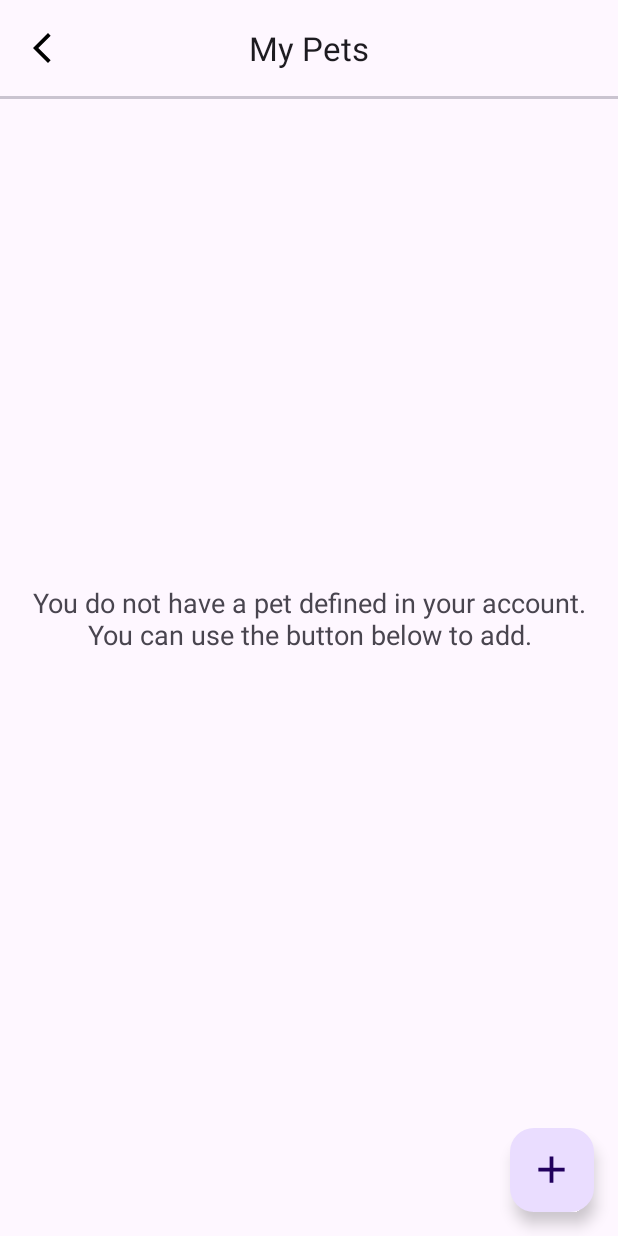
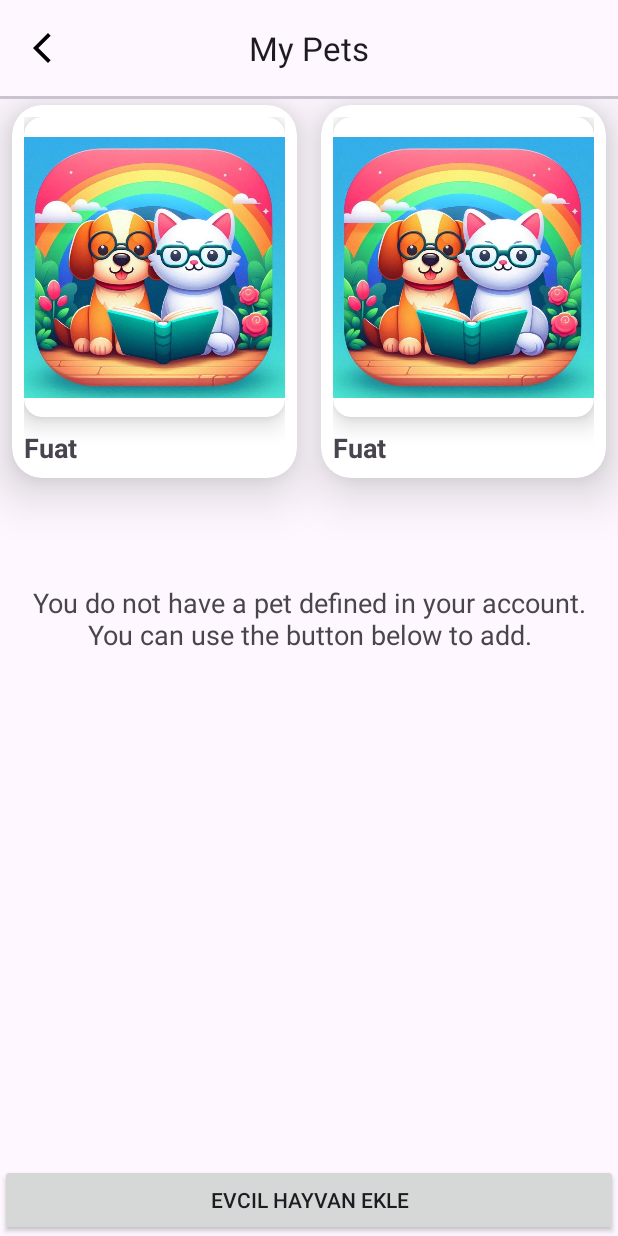
Before and after one commit to izmirsoftware/PetsMatch, an Android app: the EntryForCreateFragment screen opened through its navigation route, on a phone screen of 412 x 824 dp. Run offline under Robolectric (Android 15) with nearby library versions, the phone set to English and light mode, and no system bars; our stand-ins replace Dagger/Hilt's generated code, data binding, navigation-ui; pictures from the network do not load.

```diff
--- /dev/null
+++ b/app/src/main/java/com/izmirsoftware/petsmatch/adapter/PetAdapter.kt
@@ -0,0 +1,72 @@
+package com.izmirsoftware.petsmatch.adapter
+
+import android.view.LayoutInflater
+import android.view.ViewGroup
+import androidx.navigation.Navigation
+import androidx.recyclerview.widget.AsyncListDiffer
+import androidx.recyclerview.widget.DiffUtil
+import androidx.recyclerview.widget.RecyclerView
+import com.bumptech.glide.Glide
+import com.izmirsoftware.petsmatch.R
+import com.izmirsoftware.petsmatch.databinding.CardPetBinding
+import com.izmirsoftware.petsmatch.databinding.CardPetItemBinding
+import com.izmirsoftware.petsmatch.model.Pet
+import com.izmirsoftware.petsmatch.model.PetCardModel
+import com.izmirsoftware.petsmatch.view.home.EntryForCreateFragmentDirections
+import java.text.SimpleDateFormat
+import java.util.Locale
+
+class PetAdapter : RecyclerView.Adapter<PetAdapter.ViewHolder>() {
+    private val diffUtil = object : DiffUtil.ItemCallback<Pet>() {
+        override fun areItemsTheSame(oldItem: Pet, newItem: Pet): Boolean {
+            return oldItem.id == newItem.id
+        }
+
+        override fun areContentsTheSame(oldItem: Pet, newItem: Pet): Boolean {
+            return oldItem == newItem
+        }
+    }
+
+    private val asyncListDiffer = AsyncListDiffer(
+        this,
+        diffUtil
+    )
+
+    var petCardList: List<Pet>
+        get() = asyncListDiffer.currentList
+        set(value) = asyncListDiffer.submitList(value)
+
+    inner class ViewHolder(val binding: CardPetBinding) : RecyclerView.ViewHolder(binding.root)
+
+    override fun onCreateViewHolder(parent: ViewGroup, viewType: Int): ViewHolder {
+        val binding = CardPetBinding.inflate(
+            LayoutInflater.from(parent.context),
+            parent,
+            false
+        )
+        return ViewHolder(binding)
+    }
+
+    override fun getItemCount(): Int {
+        return petCardList.size
+    }
+
+    override fun onBindViewHolder(holder: ViewHolder, position: Int) {
+        val pet = petCardList[position]
+
+        with(holder.binding) {
+            textTitle.text = pet.name
+            holder.itemView.setOnClickListener{
+               if (pet.id != null){
+                   val action = EntryForCreateFragmentDirections.actionEntryForCreateFragmentToCreatePostFragment(pet.id!!)
+                   Navigation.findNavController(it).navigate(action)
+               }
+            }
+            Glide.with(holder.itemView)
+                .load(pet.profileImage)
+                .placeholder(R.drawable.placeholder)
+                .centerCrop()
+                .into(imagePetProfile)
+        }
+    }
+}
--- a/app/src/main/java/com/izmirsoftware/petsmatch/view/home/EntryForCreateFragment.kt
+++ b/app/src/main/java/com/izmirsoftware/petsmatch/view/home/EntryForCreateFragment.kt
@@ -6,7 +6,10 @@ import android.view.View
 import android.view.ViewGroup
 import androidx.fragment.app.Fragment
 import androidx.fragment.app.viewModels
+import androidx.lifecycle.LifecycleOwner
 import androidx.navigation.Navigation
+import com.izmirsoftware.petsmatch.adapter.AdapterPetCard
+import com.izmirsoftware.petsmatch.adapter.PetAdapter
 import com.izmirsoftware.petsmatch.databinding.FragmentEntryForCreateBinding
 import com.izmirsoftware.petsmatch.util.hideBottomNavigation
 import com.izmirsoftware.petsmatch.util.showBottomNavigation
@@ -18,6 +21,7 @@ class EntryForCreateFragment : Fragment() {
     private val viewModel: EntryForCreateViewModel by viewModels()
     private var _binding: FragmentEntryForCreateBinding? = null
     private val binding get() = _binding!!
+    private val adapter = PetAdapter()
 
     override fun onCreateView(
         inflater: LayoutInflater, container: ViewGroup?,
@@ -27,8 +31,20 @@ class EntryForCreateFragment : Fragment() {
         val root: View = binding.root
 
         setOnClickItems()
+        viewModel.createPetCardModels()
+        binding.rvEntryCreate.adapter = adapter
 
         return root
+    }
+
+    override fun onViewCreated(view: View, savedInstanceState: Bundle?) {
+        super.onViewCreated(view, savedInstanceState)
+        observeLiveData()
+    }
+    private fun observeLiveData() {
+        viewModel.petCardModel.observe(viewLifecycleOwner) {
+            adapter.petCardList = it.toList()
+        }
     }
 
     private fun setOnClickItems() {
@@ -40,8 +56,7 @@ class EntryForCreateFragment : Fragment() {
     }
 
     private fun gotoCreatePetPage1(view: View) {
-        val direction =
-            EntryForCreateFragmentDirections.actionEntryForCreateFragmentToCreatePetPage1Fragment()
+        val direction = EntryForCreateFragmentDirections.actionEntryForCreateFragmentToCreatePetPage1Fragment()
         Navigation.findNavController(view).navigate(direction)
     }
 
--- a/app/src/main/java/com/izmirsoftware/petsmatch/view/login/LoginFragment.kt
+++ b/app/src/main/java/com/izmirsoftware/petsmatch/view/login/LoginFragment.kt
@@ -15,8 +15,6 @@ import androidx.navigation.fragment.findNavController
 import com.google.android.gms.auth.api.signin.GoogleSignIn
 import com.google.android.gms.auth.api.signin.GoogleSignInClient
 import com.google.android.gms.common.api.ApiException
-import com.izmirsoftware.petsmatch.view.MainActivity
-
 import com.izmirsoftware.petsmatch.databinding.FragmentLoginBinding
 import com.izmirsoftware.petsmatch.util.Status
 import com.izmirsoftware.petsmatch.util.startLoadingProcess
--- a/app/src/main/java/com/izmirsoftware/petsmatch/viewmodel/home/EntryForCreateViewModel.kt
+++ b/app/src/main/java/com/izmirsoftware/petsmatch/viewmodel/home/EntryForCreateViewModel.kt
@@ -1,8 +1,18 @@
 package com.izmirsoftware.petsmatch.viewmodel.home
 
+import androidx.lifecycle.LiveData
+import androidx.lifecycle.MutableLiveData
 import androidx.lifecycle.ViewModel
+import com.izmirsoftware.petsmatch.model.Comments
+import com.izmirsoftware.petsmatch.model.Location
+import com.izmirsoftware.petsmatch.model.Owner
+import com.izmirsoftware.petsmatch.model.Pet
+import com.izmirsoftware.petsmatch.model.PetCardModel
+import com.izmirsoftware.petsmatch.model.PetPost
 import com.izmirsoftware.petsmatch.viewmodel.BaseViewModel
 import dagger.hilt.android.lifecycle.HiltViewModel
+import java.util.Date
+import java.util.UUID
 import javax.inject.Inject
 
 @HiltViewModel
@@ -11,5 +21,18 @@ class EntryForCreateViewModel
 constructor(
 
 ) : BaseViewModel() {
-    // TODO: Implement the ViewModel
+    val petCardModel: LiveData<List<Pet>> = MutableLiveData()
+
+    fun createPetCardModels() {
+
+        val pet = Pet()
+        pet.profileImage = "https://cdn1.ntv.com.tr/gorsel/xXM8GccvjkmZxggiDVHP5g.jpg"
+        pet.name = "Fuat"
+        pet.id = UUID.randomUUID().toString()
+
+        petCardModel.mutable.value = listOf(
+            pet,
+            pet
+        )
+    }
 }
--- /dev/null
+++ b/app/src/main/res/layout/card_pet.xml
@@ -0,0 +1,49 @@
+<?xml version="1.0" encoding="utf-8"?>
+<androidx.cardview.widget.CardView xmlns:android="http://schemas.android.com/apk/res/android"
+    xmlns:app="http://schemas.android.com/apk/res-auto"
+    xmlns:tools="http://schemas.android.com/tools"
+    android:layout_width="match_parent"
+    android:layout_height="wrap_content"
+    android:layout_marginHorizontal="8dp"
+    android:layout_marginVertical="4dp"
+    app:cardCornerRadius="20dp"
+    app:cardElevation="20dp">
+
+    <androidx.constraintlayout.widget.ConstraintLayout
+        android:layout_width="match_parent"
+        android:layout_height="wrap_content"
+        android:padding="8dp">
+
+        <androidx.cardview.widget.CardView
+            android:id="@+id/cardPetPost"
+            android:layout_width="match_parent"
+            android:layout_height="200dp"
+            app:cardCornerRadius="12dp"
+            app:cardElevation="10dp"
+            app:layout_constraintStart_toStartOf="parent"
+            app:layout_constraintTop_toTopOf="parent">
+
+            <androidx.appcompat.widget.AppCompatImageView
+                android:id="@+id/imagePetProfile"
+                android:layout_width="match_parent"
+                android:layout_height="match_parent"
+                android:src="@drawable/placeholder"
+                app:layout_constraintStart_toStartOf="parent"
+                app:layout_constraintTop_toTopOf="parent" />
+        </androidx.cardview.widget.CardView>
+
+        <TextView
+            android:id="@+id/textTitle"
+            android:layout_width="match_parent"
+            android:layout_height="wrap_content"
+            android:layout_marginTop="8dp"
+            android:maxLines="2"
+            android:textSize="18sp"
+            android:textStyle="bold"
+            app:layout_constraintTop_toBottomOf="@id/cardPetPost"
+            app:layout_constraintStart_toStartOf="parent"
+            app:layout_constraintEnd_toEndOf="parent"
+            tools:text="İlan başlığı\n2" />
+
+    </androidx.constraintlayout.widget.ConstraintLayout>
+</androidx.cardview.widget.CardView>
--- a/app/src/main/res/layout/fragment_entry_for_create.xml
+++ b/app/src/main/res/layout/fragment_entry_for_create.xml
@@ -36,11 +36,14 @@
             app:layout_constraintTop_toBottomOf="@id/toolbar" />
 
         <androidx.recyclerview.widget.RecyclerView
+            android:layout_marginBottom="10dp"
+            app:layout_constraintBottom_toTopOf="@+id/fab"
             android:id="@+id/rvEntryCreate"
             android:layout_width="0dp"
             android:layout_height="0dp"
             android:orientation="vertical"
-            app:layoutManager="androidx.recyclerview.widget.LinearLayoutManager"
+            app:layoutManager="androidx.recyclerview.widget.GridLayoutManager"
+            app:spanCount="2"
             app:layout_constraintBottom_toBottomOf="parent"
             app:layout_constraintEnd_toEndOf="parent"
             app:layout_constraintStart_toStartOf="parent"
@@ -59,12 +62,12 @@
             app:layout_constraintStart_toStartOf="parent"
             app:layout_constraintTop_toTopOf="parent" />
 
-        <com.google.android.material.floatingactionbutton.FloatingActionButton
+        <androidx.appcompat.widget.AppCompatButton
+            android:text="Evcil Hayvan Ekle"
+            app:layout_constraintStart_toStartOf="parent"
             android:id="@+id/fab"
-            android:layout_width="wrap_content"
+            android:layout_width="match_parent"
             android:layout_height="wrap_content"
-            android:layout_marginEnd="16dp"
-            android:layout_marginBottom="16dp"
             android:clickable="true"
             android:src="@drawable/baseline_add_24"
             app:fabSize="mini"
--- a/app/src/main/res/navigation/main_navigation.xml
+++ b/app/src/main/res/navigation/main_navigation.xml
@@ -69,7 +69,11 @@
         android:id="@+id/createPostFragment"
         android:name="com.izmirsoftware.petsmatch.view.home.CreatePostFragment"
         android:label="fragment_create_post"
-        tools:layout="@layout/fragment_create_post" />
+        tools:layout="@layout/fragment_create_post" >
+        <argument
+            android:name="id"
+            app:argType="string" />
+    </fragment>
     <fragment
         android:id="@+id/createPetPage1Fragment"
         android:name="com.izmirsoftware.petsmatch.view.home.CreatePetPage1Fragment"
```
Also changed, not shown: app/src/main/res/drawable/edit_text_bg.xml (added, +12 -0 lines), app/src/main/res/drawable/main_button_gb.xml (added, +9 -0 lines), app/src/main/res/layout/fragment_create_post.xml (+4 -7 lines), app/src/main/res/layout/fragment_login.xml (+77 -20 lines), app/src/main/res/values-night/colors.xml (+13 -0 lines), app/src/main/res/values/colors.xml (+13 -0 lines), app/src/main/res/drawable/google.png (added).
